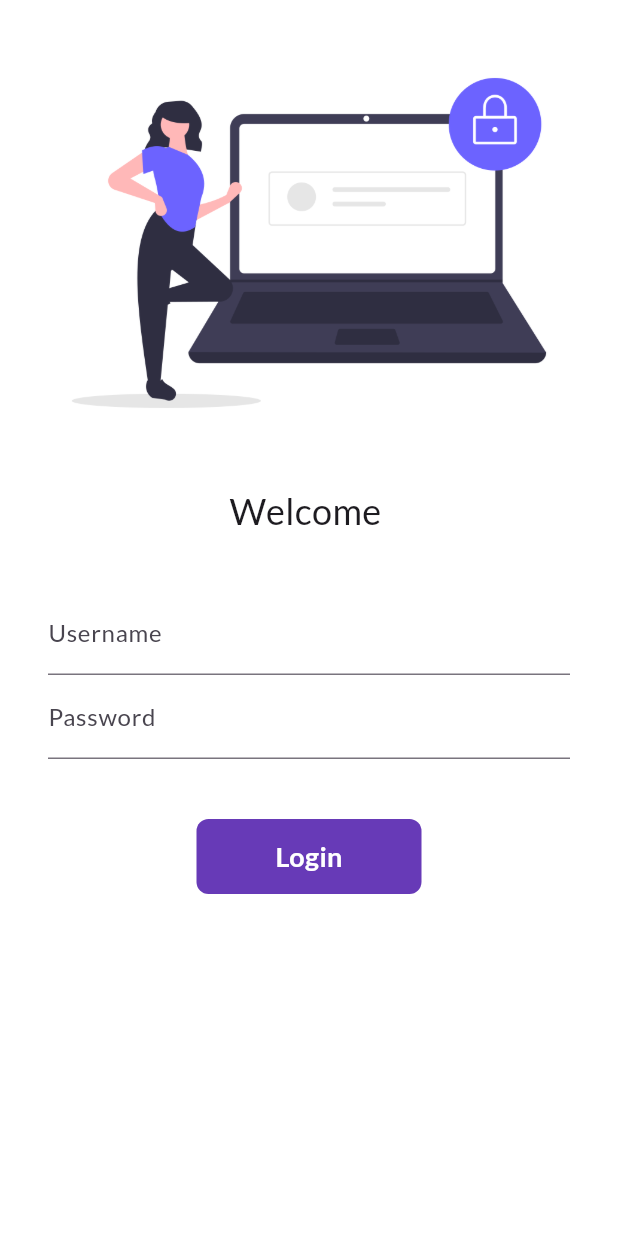
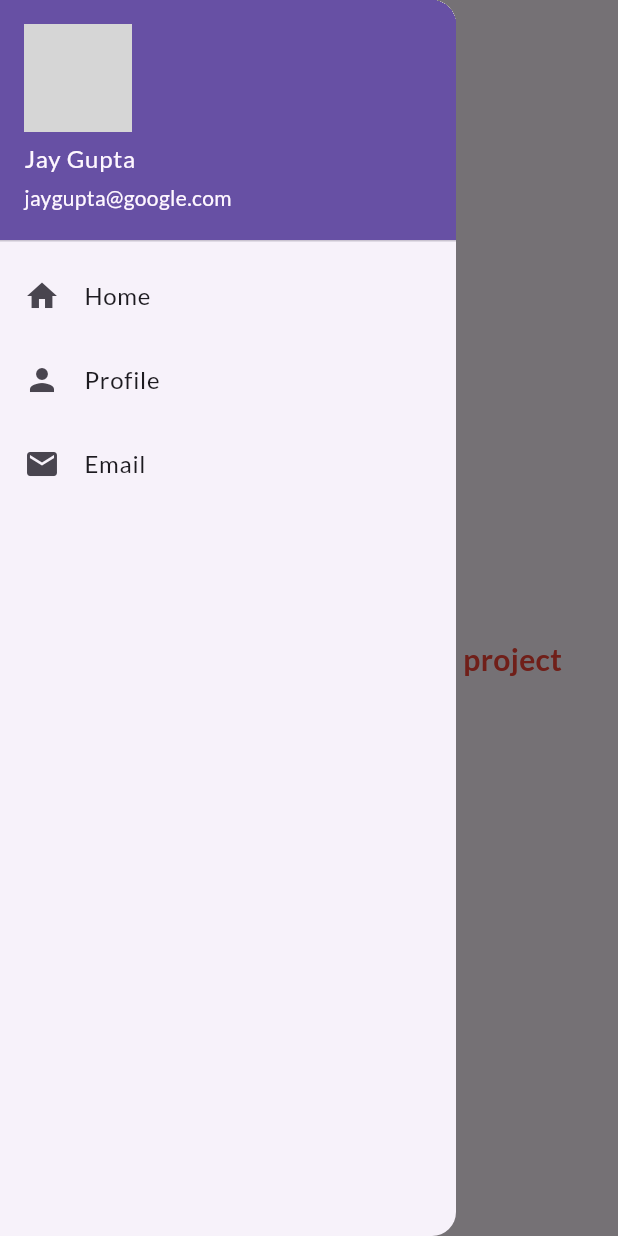
Before and after one commit to JayGupta930/Flutter, a Flutter app: the screen it shows after launch, with the side drawer open (before the commit the screen has no drawer), on a phone screen of 412 x 824 dp. Run offline on Flutter 3.47's test engine with Material 3 defaults, Android fonts, the phone set to English and light mode, and no system bars; our stand-ins replace google_fonts; network calls fail; grey boxes are pictures that could not be loaded.

Commit message:
Day 8 Completed

```diff
--- a/lib/main.dart
+++ b/lib/main.dart
@@ -21,7 +21,8 @@ class MyApp extends StatelessWidget {
         // Dark theme
         brightness: Brightness.dark,
       ),
-      initialRoute: "/", // Specifies the initial route
+      debugShowCheckedModeBanner: false,
+      initialRoute: "/home", // Specifies the initial route
       routes: {
         "/": (context) => const LoginPage(),
         "/home": (context) => const HomePage(),
--- a/lib/pages/home_page.dart
+++ b/lib/pages/home_page.dart
@@ -1,4 +1,6 @@
 import 'package:flutter/material.dart';
+
+import 'package:flutter_1st_project/widgets/drawer.dart';
 
 class HomePage extends StatelessWidget {
   const HomePage({super.key});
@@ -22,7 +24,7 @@ class HomePage extends StatelessWidget {
           ),
         ),
       ),
-      drawer: const Drawer(), // Placed the drawer inside Scaffold
+      drawer: MyDrawer(), // Placed the drawer inside Scaffold
     );
   }
 }
--- /dev/null
+++ b/lib/widgets/drawer.dart
@@ -0,0 +1,38 @@
+import 'package:flutter/material.dart';
+
+class MyDrawer extends StatelessWidget {
+  const MyDrawer({super.key});
+
+  @override
+  Widget build(BuildContext context) {
+    const imageUrl =
+        "https://th.bing.com/th/id/OIP.mMo6FRA3EzT4QjuLMoC_EQAAAA?w=168&h=180&c=7&r=0&o=5&dpr=1.3&pid=1.7"; // Replace with your own image URL
+
+    return Drawer(
+      child: ListView(
+        padding: EdgeInsets.zero,
+        children: const [
+          UserAccountsDrawerHeader(
+            accountName: Text("Jay Gupta"),
+            accountEmail: Text("jaygupta@google.com"),
+            currentAccountPicture: CircleAvatar(
+              backgroundImage: NetworkImage(imageUrl), // Use the image URL here
+            ),
+          ),
+          ListTile(
+            leading: Icon(Icons.home),
+            title: Text("Home"),
+          ),
+          ListTile(
+            leading: Icon(Icons.person),
+            title: Text("Profile"),
+          ),
+          ListTile(
+            leading: Icon(Icons.email),
+            title: Text("Email"),
+          ),
+        ],
+      ),
+    );
+  }
+}
```
Also changed, not shown: lib/pages/login_page.dart (+49 -18 lines), assets/images/enter.png (added).
